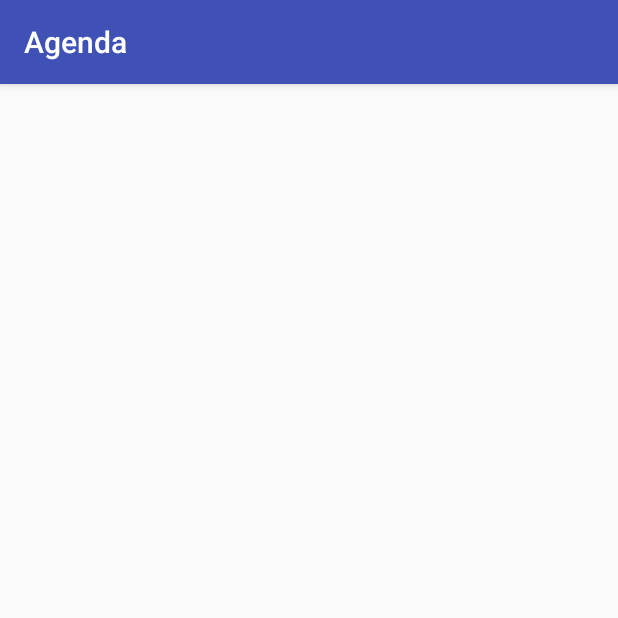
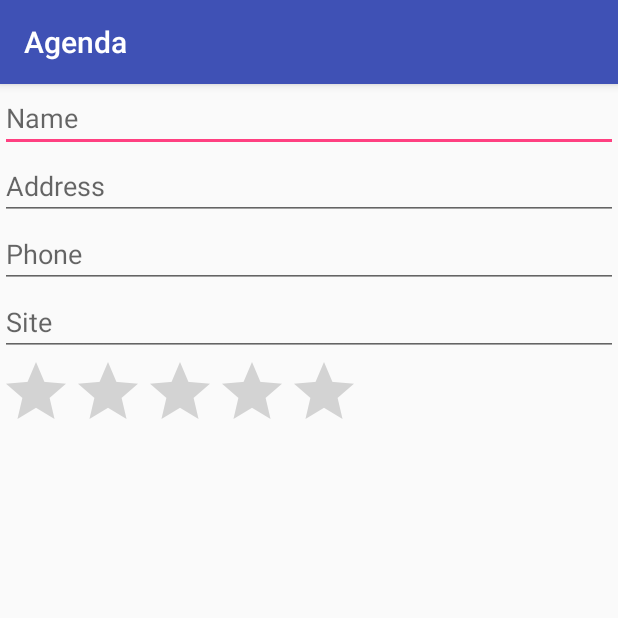
Before and after one commit to joabetc/Agenda, an Android app: the FormActivity screen opened directly, with no data from a screen before it, on a phone screen of 412 x 824 dp, the top half of it. Run offline under Robolectric (Android 15) with nearby library versions, the light colour scheme and no system bars.

Commit message:
Adding fields to the form

```diff
--- a/app/src/main/res/layout/activity_form.xml
+++ b/app/src/main/res/layout/activity_form.xml
@@ -4,4 +4,26 @@
     android:layout_height="match_parent"
     android:orientation="vertical">
 
+    <EditText android:hint="Name"
+        android:layout_width="match_parent"
+        android:layout_height="wrap_content" />
+
+    <EditText android:hint="Address"
+        android:layout_width="match_parent"
+        android:layout_height="wrap_content" />
+
+    <EditText android:hint="Phone"
+        android:layout_width="match_parent"
+        android:layout_height="wrap_content" />
+
+    <EditText android:hint="Site"
+        android:layout_width="match_parent"
+        android:layout_height="wrap_content" />
+
+    <RatingBar
+        android:layout_width="wrap_content"
+        android:layout_height="wrap_content"
+        android:numStars="5"
+        android:max="10" />
+
 </LinearLayout>
```
